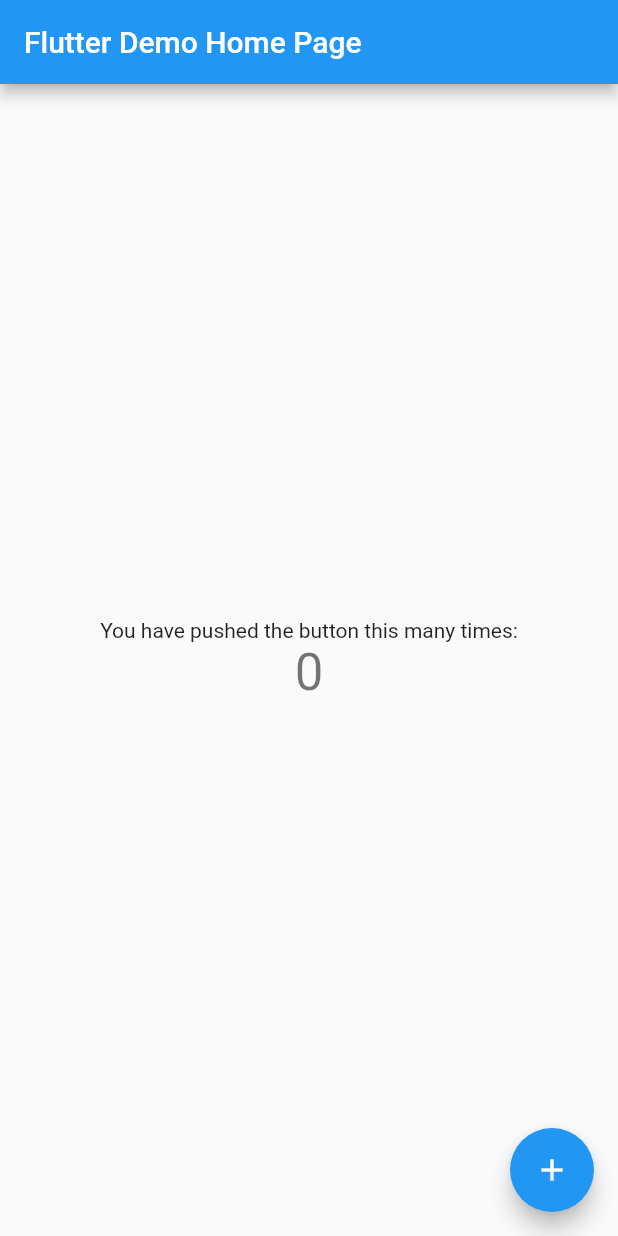
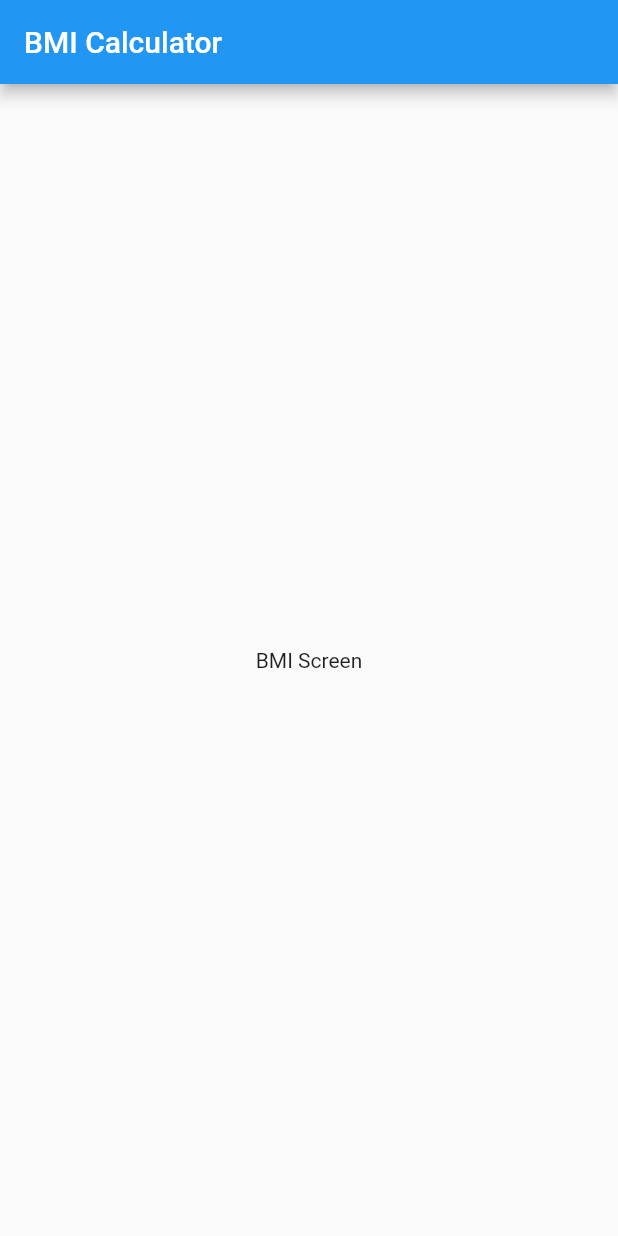
Before and after one commit to mlehau21/BMI, a Flutter app: the screen it shows after launch, on a phone screen of 412 x 824 dp. Run offline on Flutter 3.47's test engine with Material 2 defaults, Android fonts, the phone set to English and light mode, and no system bars.

Commit message:
tao 4 trang

```diff
--- /dev/null
+++ b/lib/calculator/bmi.dart
@@ -0,0 +1,20 @@
+import 'package:flutter/material.dart';
+
+class BMIScreen extends StatefulWidget {
+  @override
+  _BMIScreenState createState() => _BMIScreenState();
+}
+
+class _BMIScreenState extends State<BMIScreen> {
+  @override
+  Widget build(BuildContext context) {
+    return Scaffold(
+      appBar: AppBar(
+        title: Text('BMI Calculator'),
+      ),
+      body: Center(
+        child: Text('BMI Screen'),
+      ),
+    );
+  }
+}
--- a/lib/main.dart
+++ b/lib/main.dart
@@ -1,115 +1,26 @@
 import 'package:flutter/material.dart';
+import 'pages/bmi.dart';
+import '../calculator/bmi.dart';
+import '../calcutator/bmr.dart';
 
-void main() {
-  runApp(const MyApp());
-}
+void main() => runApp(MyApp());
 
 class MyApp extends StatelessWidget {
-  const MyApp({super.key});
-
-  // This widget is the root of your application.
   @override
   Widget build(BuildContext context) {
     return MaterialApp(
-      title: 'Flutter Demo',
+      title: 'My App',
       theme: ThemeData(
-        // This is the theme of your application.
-        //
-        // Try running your application with "flutter run". You'll see the
-        // application has a blue toolbar. Then, without quitting the app, try
-        // changing the primarySwatch below to Colors.green and then invoke
-        // "hot reload" (press "r" in the console where you ran "flutter run",
-        // or simply save your changes to "hot reload" in a Flutter IDE).
-        // Notice that the counter didn't reset back to zero; the application
-        // is not restarted.
         primarySwatch: Colors.blue,
       ),
-      home: const MyHomePage(title: 'Flutter Demo Home Page'),
+      home: BMIScreen(),
+      routes: {
+        '/bmi': (context) => const BmiPage(),
+        '/bmr': (context) => const BmrPage(),
+        '/tdee': (context) => const TdeePage(),
+        '/history': (context) => const HistoryPage(),
+      },
+      bottomNavigationBar: const NavigationBar(),
     );
   }
 }
-
-class MyHomePage extends StatefulWidget {
-  const MyHomePage({super.key, required this.title});
-
-  // This widget is the home page of your application. It is stateful, meaning
-  // that it has a State object (defined below) that contains fields that affect
-  // how it looks.
-
-  // This class is the configuration for the state. It holds the values (in this
-  // case the title) provided by the parent (in this case the App widget) and
-  // used by the build method of the State. Fields in a Widget subclass are
-  // always marked "final".
-
-  final String title;
-
-  @override
-  State<MyHomePage> createState() => _MyHomePageState();
-}
-
-class _MyHomePageState extends State<MyHomePage> {
-  int _counter = 0;
-
-  void _incrementCounter() {
-    setState(() {
-      // This call to setState tells the Flutter framework that something has
-      // changed in this State, which causes it to rerun the build method below
-      // so that the display can reflect the updated values. If we changed
-      // _counter without calling setState(), then the build method would not be
-      // called again, and so nothing would appear to happen.
-      _counter++;
-    });
-  }
-
-  @override
-  Widget build(BuildContext context) {
-    // This method is rerun every time setState is called, for instance as done
-    // by the _incrementCounter method above.
-    //
-    // The Flutter framework has been optimized to make rerunning build methods
-    // fast, so that you can just rebuild anything that needs updating rather
-    // than having to individually change instances of widgets.
-    return Scaffold(
-      appBar: AppBar(
-        // Here we take the value from the MyHomePage object that was created by
-        // the App.build method, and use it to set our appbar title.
-        title: Text(widget.title),
-      ),
-      body: Center(
-        // Center is a layout widget. It takes a single child and positions it
-        // in the middle of the parent.
-        child: Column(
-          // Column is also a layout widget. It takes a list of children and
-          // arranges them vertically. By default, it sizes itself to fit its
-          // children horizontally, and tries to be as tall as its parent.
-          //
-          // Invoke "debug painting" (press "p" in the console, choose the
-          // "Toggle Debug Paint" action from the Flutter Inspector in Android
-          // Studio, or the "Toggle Debug Paint" command in Visual Studio Code)
-          // to see the wireframe for each widget.
-          //
-          // Column has various properties to control how it sizes itself and
-          // how it positions its children. Here we use mainAxisAlignment to
-          // center the children vertically; the main axis here is the vertical
-          // axis because Columns are vertical (the cross axis would be
-          // horizontal).
-          mainAxisAlignment: MainAxisAlignment.center,
-          children: <Widget>[
-            const Text(
-              'You have pushed the button this many times:',
-            ),
-            Text(
-              '$_counter',
-              style: Theme.of(context).textTheme.headlineMedium,
-            ),
-          ],
-        ),
-      ),
-      floatingActionButton: FloatingActionButton(
-        onPressed: _incrementCounter,
-        tooltip: 'Increment',
-        child: const Icon(Icons.add),
-      ), // This trailing comma makes auto-formatting nicer for build methods.
-    );
-  }
-}
```
Also changed, not shown: lib/calculator/bmr.dart (added, +21 -0 lines), lib/calculator/tdee.dart (added, +20 -0 lines), lib/calculator/history.dart (added).
